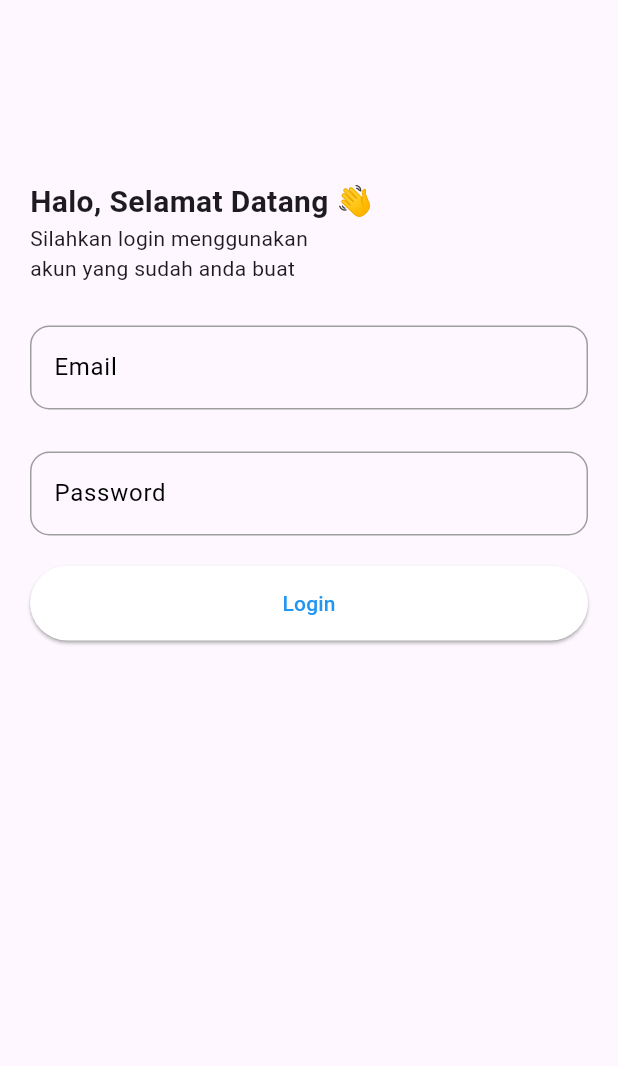
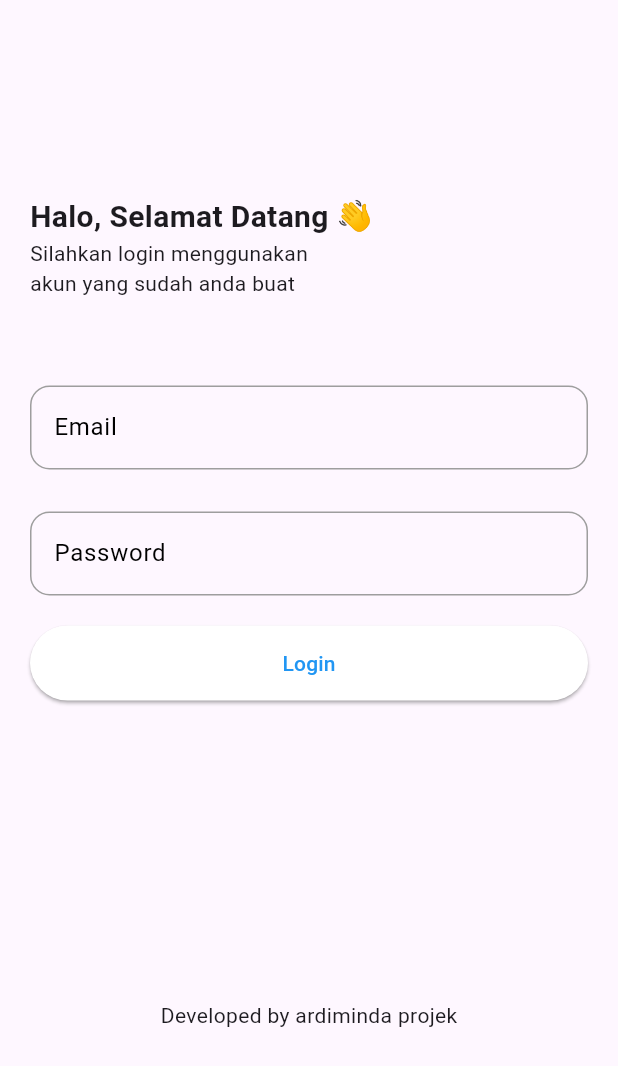
Before and after one commit to DimzsArdiminda/flutter-node, a Flutter app: the LoginPage screen opened directly, after a tap on "Login", on a phone screen of 412 x 824 dp. Shown: the top 1066 px of the screen. Run offline on Flutter 3.47's test engine with Material 3 defaults, Android fonts, the phone set to English and light mode, and no system bars; our stand-ins replace carousel_slider, shared_preferences; accounts and stored records are empty; network calls fail.

Commit message:
fiks: UI

```diff
--- a/FrontEnd/lib/auth/loginPage/components/button.dart
+++ b/FrontEnd/lib/auth/loginPage/components/button.dart
@@ -17,7 +17,7 @@ class ButtonWidget extends StatelessWidget {
         backgroundColor: Colors.white,
         foregroundColor: Colors.blue,
         shadowColor: const Color.fromARGB(255, 148, 148, 148),
-        minimumSize: Size(200, 50), // Adjust the width and height as needed
+        minimumSize: const Size(200, 50), // Adjust the width and height as needed
       ),
       onPressed: onClick,
       child: Text(title),
--- a/FrontEnd/lib/auth/loginPage/components/form.dart
+++ b/FrontEnd/lib/auth/loginPage/components/form.dart
@@ -3,14 +3,12 @@ import 'package:flutter/material.dart';
 class FormFieldWidget extends StatelessWidget {
   final String label;
   final String labelText;
-  final String name;
-  final TextEditingController controller;
+  final TextEditingController name;
 
   const FormFieldWidget({
     required this.label,
     required this.labelText,
     required this.name,
-    required this.controller,
     super.key,
   });
 
@@ -19,7 +17,7 @@ class FormFieldWidget extends StatelessWidget {
     return Column(
       crossAxisAlignment: CrossAxisAlignment.start,
       children: [
-        SizedBox(height: 8.0),
+        const SizedBox(height: 8.0),
         TextFormField(
           validator: (value) {
             if (value?.isEmpty ?? true) {
@@ -27,20 +25,20 @@ class FormFieldWidget extends StatelessWidget {
             }
             return null;
           },
-          controller: controller,
+          controller: name,
           decoration: InputDecoration(
             hintText: 'Enter your $labelText',
             labelText: labelText,
-            labelStyle: TextStyle(color: Colors.black),
+            labelStyle: const TextStyle(color: Colors.black),
             border: OutlineInputBorder(
               borderRadius: BorderRadius.circular(15.0),
             ),
             enabledBorder: OutlineInputBorder(
-              borderSide: BorderSide(color: Colors.grey),
+              borderSide: const BorderSide(color: Colors.grey),
               borderRadius: BorderRadius.circular(13.0),
             ),
             focusedBorder: OutlineInputBorder(
-              borderSide: BorderSide(color: Colors.blue),
+              borderSide: const BorderSide(color: Colors.blue),
               borderRadius: BorderRadius.circular(13.0),
             ),
           ),
--- a/FrontEnd/lib/auth/loginPage/loginPage.dart
+++ b/FrontEnd/lib/auth/loginPage/loginPage.dart
@@ -13,8 +13,9 @@ class _LoginPageState extends State<LoginPage> {
   final TextEditingController emailController = TextEditingController();
   final TextEditingController passwordController = TextEditingController();
 
-  String sendDataLogin(String email, String password) {
-    return "Email: $email, Password: $password";
+  void sendDataLogin() {
+    print("Email: ${emailController.text}");
+    print("Password: ${passwordController.text}");
   }
 
   @override
@@ -22,11 +23,11 @@ class _LoginPageState extends State<LoginPage> {
     return Scaffold(
       body: SingleChildScrollView(
         child: Container(
-          padding: EdgeInsets.all(20.0),
+          padding: const EdgeInsets.only(left: 20.0, right: 20.0, top: 30.0),
           child: Column(
             children: [
-              SizedBox(height: 100.0),
-              Row(
+              const SizedBox(height: 100.0),
+              const Row(
                 mainAxisAlignment: MainAxisAlignment.start,
                 children: [
                   Text("Halo, Selamat Datang 👋 ",
@@ -37,37 +38,43 @@ class _LoginPageState extends State<LoginPage> {
                   ),
                 ],
               ),
-              Row(
+              const Row(
                 mainAxisAlignment: MainAxisAlignment.start,
                 children: [
                   Text("Silahkan login menggunakan \nakun yang sudah anda buat",
                   overflow: TextOverflow.clip,),
                 ],
               ),
-              SizedBox(height: 20.0),
+              const SizedBox(height: 50.0),
               FormFieldWidget(
                 label: 'Email Address',
                 labelText: 'Email',
-                name: 'email',
-                controller: emailController,
+                name : emailController,
               ),
-              SizedBox(height: 20.0),
+              const SizedBox(height: 20.0),
               FormFieldWidget(
                 label: 'Password',
                 labelText: 'Password',
-                name: 'password',
-                controller: passwordController,
+                name: passwordController,
               ),
-              SizedBox(height: 20.0),
+              const SizedBox(height: 20.0),
               Column(
                 crossAxisAlignment: CrossAxisAlignment.stretch,
                 children: [
                   ButtonWidget(
                     title: 'Login',
-                    onClick: () => sendDataLogin(emailController.text, passwordController.text),
+                    onClick: () => sendDataLogin(),
                   ),
                 ],
               ),
+
+
+            // footer
+            const SizedBox(
+              height: 200.0,
+
+              ),
+              Text("Developed by ardiminda projek")
             ],
           ),
         ),
--- a/FrontEnd/lib/auth/statusLogin.dart
+++ b/FrontEnd/lib/auth/statusLogin.dart
@@ -8,13 +8,13 @@ void checkStatusLogin() {
   final SharedPreferences cekLogin = SharedPreferences.getInstance() as SharedPreferences;
   var statusLogin = cekLogin.getBool('statusLogin');
   if (statusLogin == false) {
-    runApp(MaterialApp(
+    runApp(const MaterialApp(
       // home: LoginPage(),
       home: Dashboard(),
       debugShowCheckedModeBanner: false,
     ));
   } else {
-    runApp(MaterialApp(
+    runApp(const MaterialApp(
       // home: Dashboard(),
       debugShowCheckedModeBanner: false,
     ));
--- a/FrontEnd/lib/main.dart
+++ b/FrontEnd/lib/main.dart
@@ -1,11 +1,12 @@
 // ignore_for_file: prefer_const_constructors
 
-import 'package:crud_basic/main/dashboard.dart';
+// import 'package:crud_basic/main/dashboard.dart';
+import 'package:crud_basic/auth/loginPage/loginPage.dart';
 import 'package:flutter/material.dart';
 
 
 // void main() => checkStatusLogin();
 void main() => runApp(MaterialApp(
-  home: Dashboard(),
+  home: LoginPage(),
   debugShowCheckedModeBanner: false,
 ));
--- a/FrontEnd/lib/main/components/button.dart
+++ b/FrontEnd/lib/main/components/button.dart
@@ -15,7 +15,7 @@ class ButtonDashboardShowList extends StatelessWidget {
         backgroundColor: Colors.white,
         // foregroundColor: Colors.black,
         // elevation: 2,
-        padding: EdgeInsets.all(10),
+        padding: const EdgeInsets.all(10),
         shape: RoundedRectangleBorder(
           borderRadius: BorderRadius.circular(10),
         ),
@@ -30,7 +30,7 @@ class ButtonDashboardShowList extends StatelessWidget {
           height: 100,
         ),
         title: Text(menu['Nama'],
-          style: TextStyle(
+          style: const TextStyle(
             fontSize: 15,
             fontWeight: FontWeight.bold,
           ),
--- a/FrontEnd/lib/main/components/home/home.dart
+++ b/FrontEnd/lib/main/components/home/home.dart
@@ -81,7 +81,7 @@ class _MyWidgetState extends State<MyWidget> {
                 ),
                 const SizedBox(height: 20),
 
-                CarouselDashboard(),
+                const CarouselDashboard(),
                 const SizedBox(height: 20),
 
                 const Text(
--- a/FrontEnd/lib/main/components/listViewdata.dart
+++ b/FrontEnd/lib/main/components/listViewdata.dart
@@ -34,7 +34,7 @@ class RekomendasiMenu extends StatelessWidget {
 
   @override
   Widget build(BuildContext context) {
-    return Center(
+    return const Center(
       child: Text(
         "Belum ada rekomendasi",
         style: TextStyle(fontSize: 16),
@@ -50,7 +50,7 @@ class FavMenuDashboard extends StatelessWidget {
 
   @override
   Widget build(BuildContext context) {
-    return Center(
+    return const Center(
       child: Text(
         "Tidak ada data favorit",
         style: TextStyle(fontSize: 16),
```
Also changed, not shown: FrontEnd/lib/main/components/order/order.dart (+10 -10 lines), FrontEnd/lib/main/dashboard.dart (+4 -5 lines), FrontEnd/lib/settings/settings.dart (+4 -4 lines), 2 other files.
